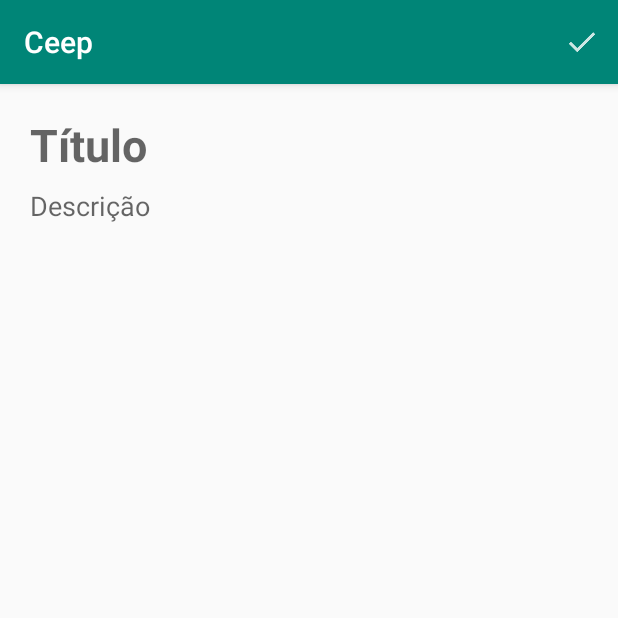
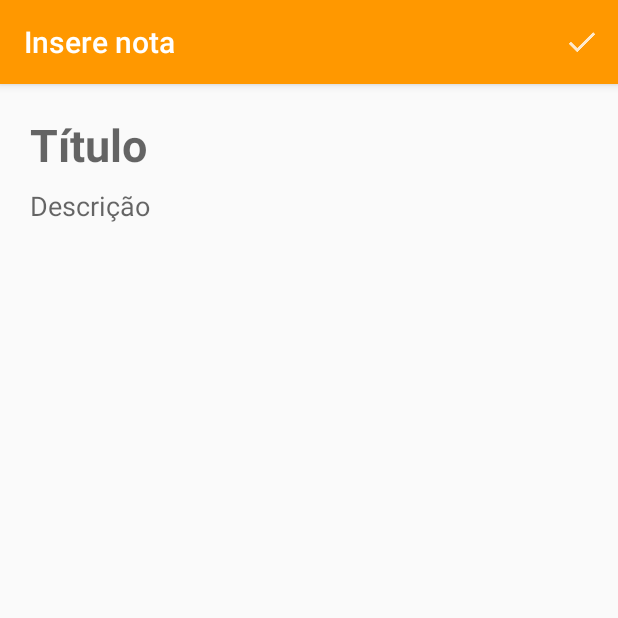
Before and after one commit to ruanlas-learning/Ceep, an Android app: the FormularioNotaActivity screen opened directly, with no data from a screen before it, on a phone screen of 412 x 824 dp, the top half of it. Run offline under Robolectric (Android 15) with nearby library versions, the phone set to English and light mode, and no system bars.

Commit message:
modulo 2 - aula 5

```diff
--- a/app/src/main/java/com/example/ruan/ceep/ui/activity/FormularioNotaActivity.java
+++ b/app/src/main/java/com/example/ruan/ceep/ui/activity/FormularioNotaActivity.java
@@ -20,6 +20,8 @@ import static com.example.ruan.ceep.ui.activity.NotaActivityConstantes.POSICAO_I
 
 public class FormularioNotaActivity extends AppCompatActivity {
 
+    public static final String TITULO_APPBAR_ALTERA = "Altera nota";
+    public static final String TITULO_APPBAR_INSERE = "Insere nota";
     private int posicaoRecebida = POSICAO_INVALIDA;
 
     private TextView titulo, descricao;
@@ -31,8 +33,10 @@ public class FormularioNotaActivity extends AppCompatActivity {
 
         inicializaCampos();
 
+        setTitle(TITULO_APPBAR_INSERE);
         Intent dadosRecebidos = getIntent();
         if ( dadosRecebidos.hasExtra(CHAVE_NOTA) ){
+            setTitle(TITULO_APPBAR_ALTERA);
             Nota notaRecebida = (Nota)dadosRecebidos.getSerializableExtra(CHAVE_NOTA);
             posicaoRecebida = dadosRecebidos.getIntExtra(CHAVE_POSICAO, POSICAO_INVALIDA);
 
--- a/app/src/main/java/com/example/ruan/ceep/ui/activity/ListaNotasActivity.java
+++ b/app/src/main/java/com/example/ruan/ceep/ui/activity/ListaNotasActivity.java
@@ -39,6 +39,7 @@ import static com.example.ruan.ceep.ui.activity.NotaActivityConstantes.POSICAO_I
 
 public class ListaNotasActivity extends AppCompatActivity {
 
+    public static final String TITULO_APPBAR = "Notas";
     private NotaDAO dao;
 //    private List<Nota> todasNotas;
     private ListaNotasRecyclerViewAdapter recyclerViewAdapter;
@@ -56,13 +57,14 @@ public class ListaNotasActivity extends AppCompatActivity {
 
     private List<Nota> pegaTodasAsNotas() {
         dao = new NotaDAO();
-        notasDeExemplo();
+//        notasDeExemplo();
         return dao.todos();
     }
 
     @Override
     protected void onStart() {
         super.onStart();
+        setTitle(TITULO_APPBAR);
 //
 //  Como implementamos o onActivityResult(), este trecho abaixo que atualiza
 //  a lista do adapter não é mais necessário
--- a/app/src/main/res/values/colors.xml
+++ b/app/src/main/res/values/colors.xml
@@ -1,6 +1,6 @@
 <?xml version="1.0" encoding="utf-8"?>
 <resources>
-    <color name="colorPrimary">#008577</color>
-    <color name="colorPrimaryDark">#00574B</color>
-    <color name="colorAccent">#D81B60</color>
+    <color name="colorPrimary">#FF9800</color>
+    <color name="colorPrimaryDark">#C66900</color>
+    <color name="colorAccent">#000000</color>
 </resources>
```
Also changed, not shown: app/src/main/java/com/example/ruan/ceep/ui/recyclerview/adapter/ListaNotasRecyclerViewAdapter.java (+22 -2 lines).
